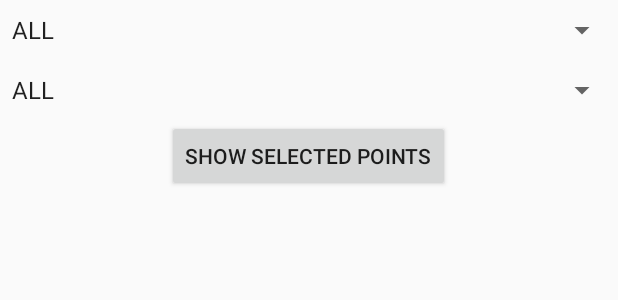
After one commit to AleksandrAlex/Customcollections, an Android app: the layout select_song_activity.xml on its own in the app's theme, with its tools: preview values and no code run, on a phone screen of 412 x 824 dp. The commit adds this screen. Shown: the top 300 px of the screen. Run offline under Robolectric (Android 15) with nearby library versions, the phone set to English and light mode, and no system bars.

Commit message:
FAT-6842: Recycler shows songs.
Signed-off-by: AleksandrAlex <suslovalmi@mail.ru>

```diff
--- a/app/src/main/java/com/suslovalex/Matching/SongMapper.java
+++ b/app/src/main/java/com/suslovalex/Matching/SongMapper.java
@@ -12,7 +12,7 @@ public class SongMapper {
     public SongMapper() {
     }
 
-    public List<Song> matchCursorToSongsList(Cursor cursor) {
+    public List<Song> mappCursorToSongsList(Cursor cursor) {
         List<Song> songList = new ArrayList<>();
         if (cursor.getCount() != 0) {
             cursor.moveToFirst();
@@ -24,7 +24,7 @@ public class SongMapper {
         return songList;
     }
 
-    public String[] matchCursorToGenre(Cursor cursor) {
+    public String[] mappCursorToGenre(Cursor cursor) {
         String[] genreArray = new String[cursor.getCount() + 1];
         genreArray[0] = "ALL";
         int columnGenreIndex = cursor.getColumnIndex(SongDatabaseHelper.FIELD_GENRE);
@@ -36,7 +36,7 @@ public class SongMapper {
         return genreArray;
     }
 
-    public String[] matchCursorToArtist(Cursor cursor) {
+    public String[] mappCursorToArtist(Cursor cursor) {
         String[] artistArray = new String[cursor.getCount() + 1];
         artistArray[0] = "ALL";
         int columnArtistIndex = cursor.getColumnIndex(SongDatabaseHelper.FIELD_ARTIST);
--- /dev/null
+++ b/app/src/main/res/layout/select_song_activity.xml
@@ -0,0 +1,43 @@
+<?xml version="1.0" encoding="utf-8"?>
+<androidx.constraintlayout.widget.ConstraintLayout xmlns:android="http://schemas.android.com/apk/res/android"
+    android:layout_width="match_parent"
+    android:layout_height="match_parent"
+    xmlns:app="http://schemas.android.com/apk/res-auto"
+    android:orientation="vertical">
+
+    <LinearLayout
+        android:id="@+id/linear"
+        android:orientation="vertical" android:layout_width="match_parent"
+        android:layout_height="wrap_content"
+        app:layout_constraintTop_toTopOf="parent"
+        app:layout_constraintStart_toStartOf="parent">
+
+        <Spinner
+            android:id="@+id/spinnerArtist"
+            android:layout_width="match_parent"
+            android:layout_height="40dp"
+            android:entries="@array/artists"
+            android:spinnerMode="dialog"/>
+        <Spinner
+            android:id="@+id/spinnerGenre"
+            android:layout_width="match_parent"
+            android:layout_height="40dp"
+            android:entries="@array/genres"
+            android:spinnerMode="dialog"/>
+        <Button
+            android:id="@+id/showBtn"
+            android:text="Show selected points"
+            android:layout_gravity="center"
+            android:layout_width="wrap_content"
+            android:layout_height="wrap_content"/>
+
+    </LinearLayout>
+    <androidx.recyclerview.widget.RecyclerView
+        android:id="@+id/select_song_recycler_view"
+        android:layout_width="match_parent"
+        android:layout_height="0dp"
+        app:layout_constraintStart_toStartOf="parent"
+        app:layout_constraintTop_toBottomOf="@+id/linear"
+        app:layout_constraintBottom_toBottomOf="parent"
+        />
+</androidx.constraintlayout.widget.ConstraintLayout>
```
Also changed, not shown: app/src/main/java/com/suslovalex/view/activity/SelectActivity.java (+32 -13 lines), app/src/main/java/com/suslovalex/view/adapter/SelectSongRecyclerAdapter.java (added, +64 -0 lines), app/src/main/res/layout/select_artist_activity.xml (deleted, +0 -30 lines), app/src/main/res/layout/song_item_recycler_view.xml (added, +13 -0 lines).
